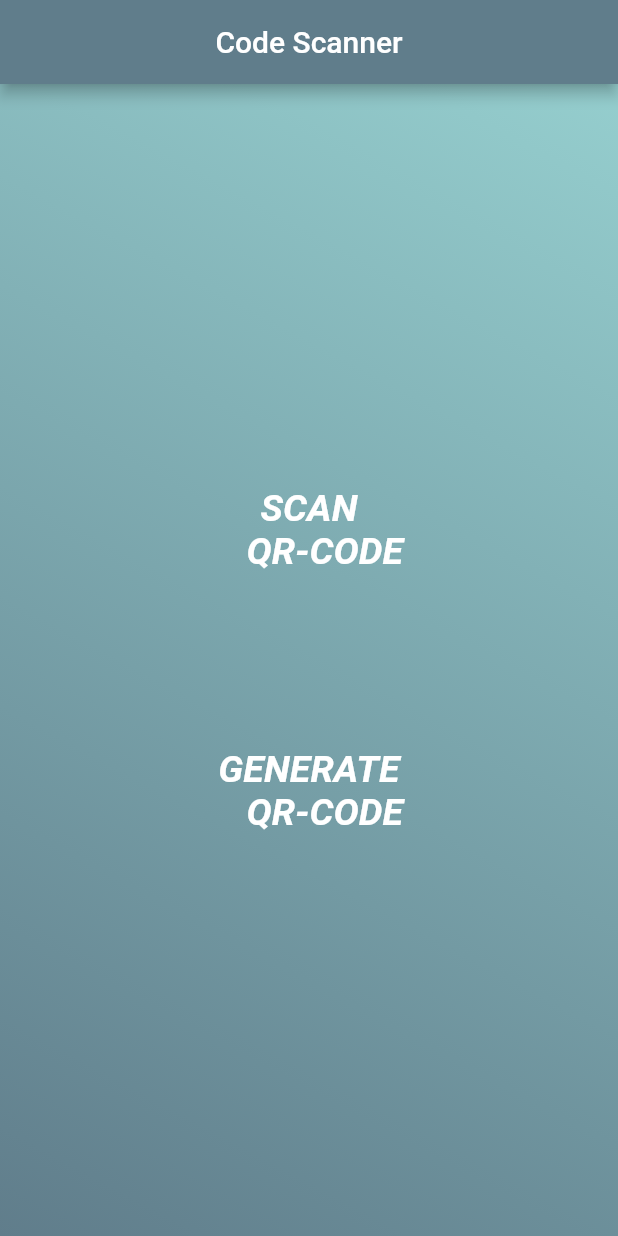
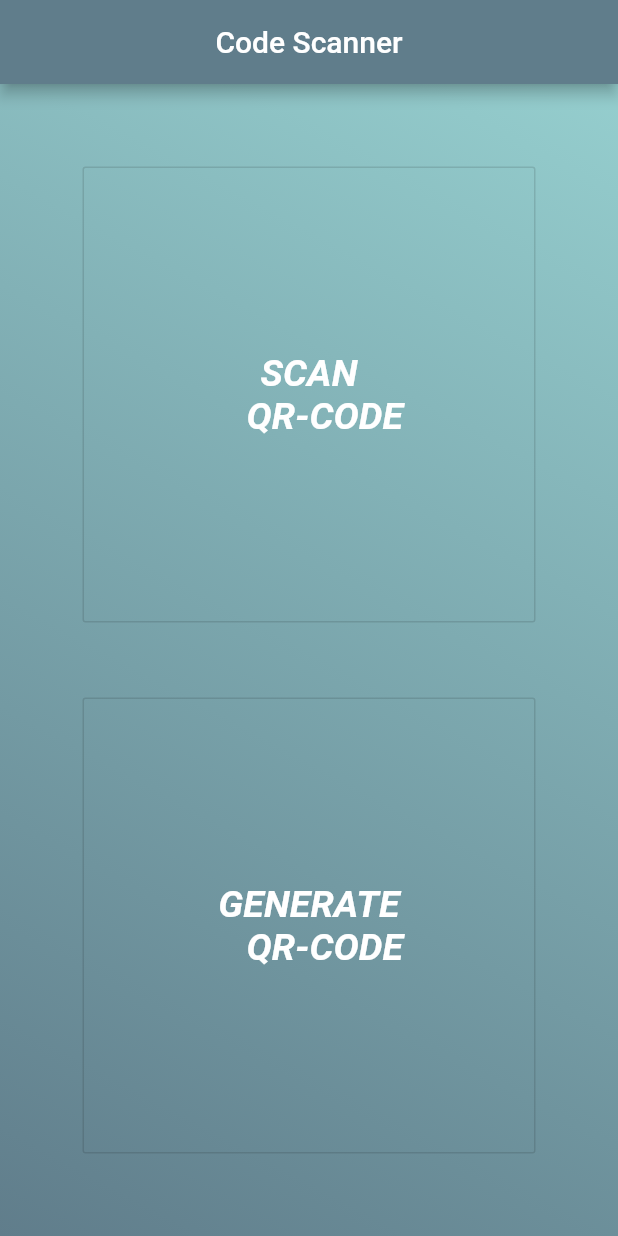
Before and after one commit to CodeWithParul/QR-Code-Scanner, a Flutter app: the screen it shows after launch, on a phone screen of 412 x 824 dp. Run offline on Flutter 3.47's test engine with Material 2 defaults, Android fonts, the phone set to English and light mode, and no system bars; our stand-ins replace qr_flutter; missing offline and left inert: barcode_scan2.

Commit message:
Changed button

```diff
--- a/lib/main.dart
+++ b/lib/main.dart
@@ -48,8 +48,8 @@ class CodeScanner extends StatelessWidget {
             mainAxisAlignment: MainAxisAlignment.center,
             crossAxisAlignment: CrossAxisAlignment.stretch,
             children: [
-              GestureDetector(
-                onTap: () {
+              Expanded(
+                child:OutlineButton(onPressed: () {
                   Navigator.push(
                     context,
                     MaterialPageRoute(
@@ -57,8 +57,8 @@ class CodeScanner extends StatelessWidget {
                     ),
                   );
                 },
-                child: Expanded(
-                  child:TextButton(onPressed: null, child: Center(
+                color: Colors.black,
+                child: Center(
                   child: Text(
                   'SCAN \n QR-CODE',
                   textAlign: TextAlign.center,
@@ -74,11 +74,10 @@ class CodeScanner extends StatelessWidget {
               //  style: TextButton.styleFrom(backgroundColor: Colors.grey,
               //  ),
               ),),
-              ),
               SizedBox(
-                height: 100.0,              ),
-               GestureDetector(
-                onTap: () {
+                height: 50.0,              ),
+               Expanded(
+                child:OutlineButton(onPressed: () {
                   Navigator.push(
                     context,
                     MaterialPageRoute(
@@ -86,8 +85,8 @@ class CodeScanner extends StatelessWidget {
                     ),
                   );
                 },
-                 child: Expanded(
-                  child:TextButton(onPressed: null, child: Center(
+                color: Colors.black,
+                 child: Center(
                   child: Text(
                   'GENERATE \n QR-CODE',
                   textAlign: TextAlign.center,
@@ -99,9 +98,7 @@ class CodeScanner extends StatelessWidget {
                     color: Colors.white,
                   ),
                  ),
-                  ),
-                             // style: TextButton.styleFrom(backgroundColor: Colors.grey),
-                             ),
+                ),          // style: TextButton.styleFrom(backgroundColor: Colors.grey),
                ),
               ),
             ],
```
Lines whose indentation alone changed are shown as unchanged.
